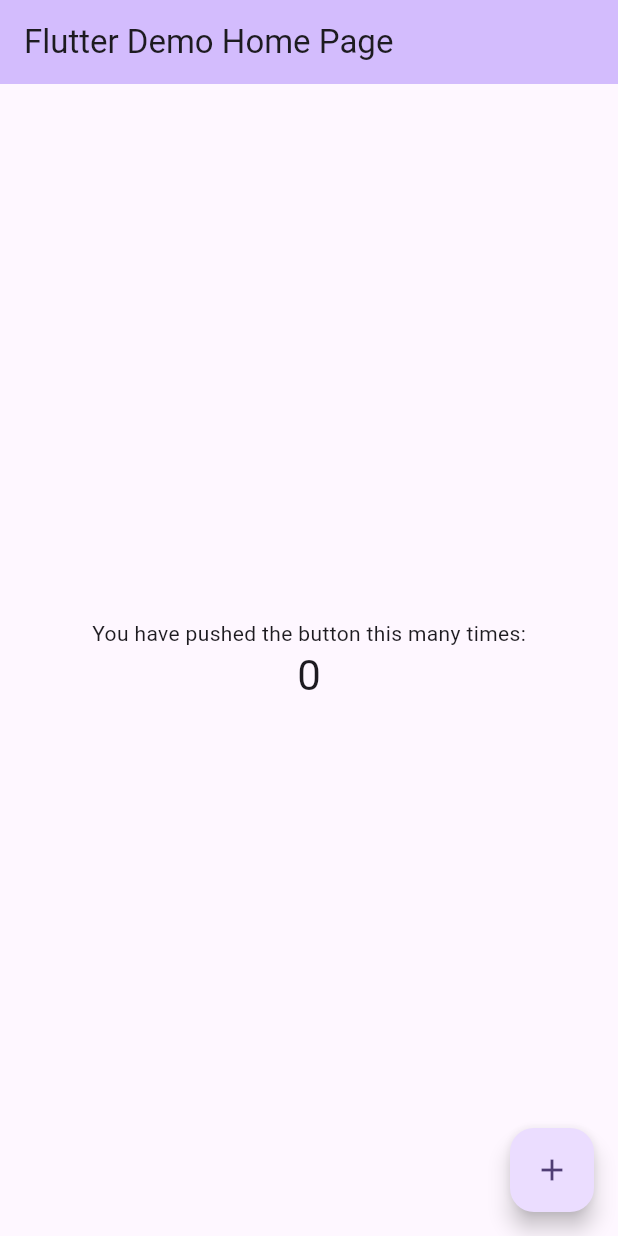
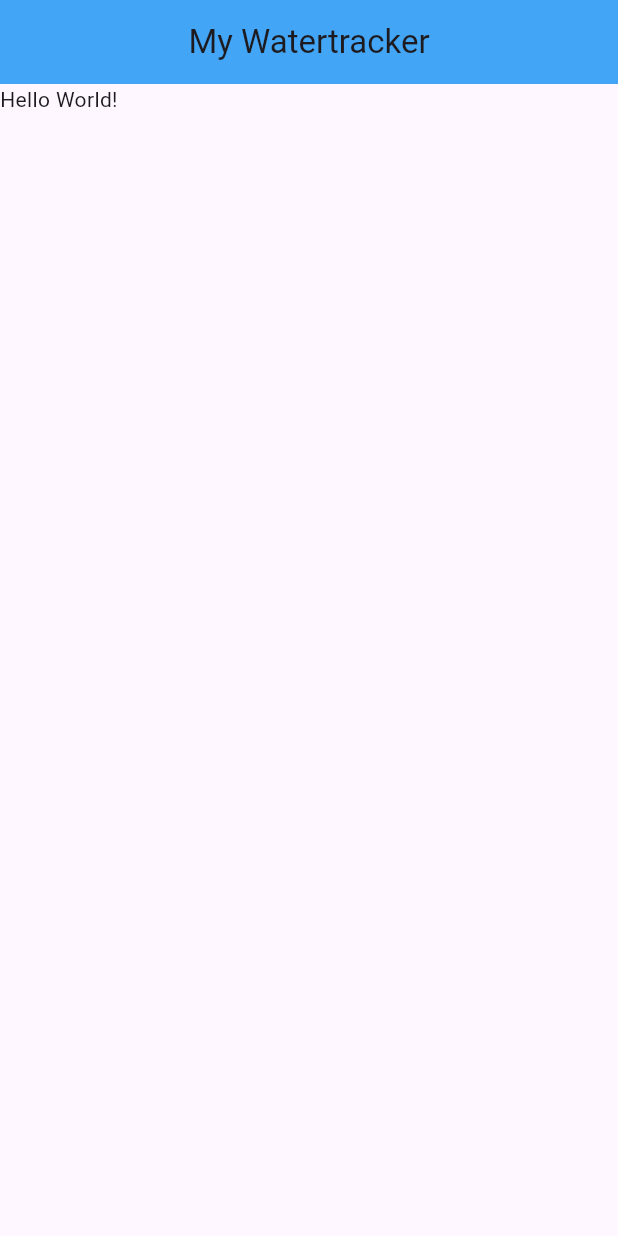
Before and after one commit to kruegerm97/watertracker, a Flutter app: the screen it shows after launch, on a phone screen of 412 x 824 dp. Run offline on Flutter 3.47's test engine with Material 3 defaults, Android fonts, the phone set to English and light mode, and no system bars.

Commit message:
add homepage dummy

```diff
--- /dev/null
+++ b/lib/home.dart
@@ -0,0 +1,17 @@
+import 'package:flutter/material.dart';
+
+class Home extends StatelessWidget {
+  const Home({super.key});
+
+  @override
+  Widget build(BuildContext context) {
+    return Scaffold(
+      appBar: AppBar(
+        title: Text('My Watertracker'),
+        backgroundColor: Colors.blue[400],
+        centerTitle: true,
+      ),
+      body: Text('Hello World!'),
+    );
+  }
+}
--- a/lib/main.dart
+++ b/lib/main.dart
@@ -1,122 +1,8 @@
 import 'package:flutter/material.dart';
+import 'package:watertracker/home.dart';
 
 void main() {
-  runApp(const MyApp());
+  runApp(MaterialApp(
+    home: Home(),
+  ));
 }
-
-class MyApp extends StatelessWidget {
-  const MyApp({super.key});
-
-  // This widget is the root of your application.
-  @override
-  Widget build(BuildContext context) {
-    return MaterialApp(
-      title: 'Flutter Demo',
-      theme: ThemeData(
-        // This is the theme of your application.
-        //
-        // TRY THIS: Try running your application with "flutter run". You'll see
-        // the application has a purple toolbar. Then, without quitting the app,
-        // try changing the seedColor in the colorScheme below to Colors.green
-        // and then invoke "hot reload" (save your changes or press the "hot
-        // reload" button in a Flutter-supported IDE, or press "r" if you used
-        // the command line to start the app).
-        //
-        // Notice that the counter didn't reset back to zero; the application
-        // state is not lost during the reload. To reset the state, use hot
-        // restart instead.
-        //
-        // This works for code too, not just values: Most code changes can be
-        // tested with just a hot reload.
-        colorScheme: ColorScheme.fromSeed(seedColor: Colors.deepPurple),
-      ),
-      home: const MyHomePage(title: 'Flutter Demo Home Page'),
-    );
-  }
-}
-
-class MyHomePage extends StatefulWidget {
-  const MyHomePage({super.key, required this.title});
-
-  // This widget is the home page of your application. It is stateful, meaning
-  // that it has a State object (defined below) that contains fields that affect
-  // how it looks.
-
-  // This class is the configuration for the state. It holds the values (in this
-  // case the title) provided by the parent (in this case the App widget) and
-  // used by the build method of the State. Fields in a Widget subclass are
-  // always marked "final".
-
-  final String title;
-
-  @override
-  State<MyHomePage> createState() => _MyHomePageState();
-}
-
-class _MyHomePageState extends State<MyHomePage> {
-  int _counter = 0;
-
-  void _incrementCounter() {
-    setState(() {
-      // This call to setState tells the Flutter framework that something has
-      // changed in this State, which causes it to rerun the build method below
-      // so that the display can reflect the updated values. If we changed
-      // _counter without calling setState(), then the build method would not be
-      // called again, and so nothing would appear to happen.
-      _counter++;
-    });
-  }
-
-  @override
-  Widget build(BuildContext context) {
-    // This method is rerun every time setState is called, for instance as done
-    // by the _incrementCounter method above.
-    //
-    // The Flutter framework has been optimized to make rerunning build methods
-    // fast, so that you can just rebuild anything that needs updating rather
-    // than having to individually change instances of widgets.
-    return Scaffold(
-      appBar: AppBar(
-        // TRY THIS: Try changing the color here to a specific color (to
-        // Colors.amber, perhaps?) and trigger a hot reload to see the AppBar
-        // change color while the other colors stay the same.
-        backgroundColor: Theme.of(context).colorScheme.inversePrimary,
-        // Here we take the value from the MyHomePage object that was created by
-        // the App.build method, and use it to set our appbar title.
-        title: Text(widget.title),
-      ),
-      body: Center(
-        // Center is a layout widget. It takes a single child and positions it
-        // in the middle of the parent.
-        child: Column(
-          // Column is also a layout widget. It takes a list of children and
-          // arranges them vertically. By default, it sizes itself to fit its
-          // children horizontally, and tries to be as tall as its parent.
-          //
-          // Column has various properties to control how it sizes itself and
-          // how it positions its children. Here we use mainAxisAlignment to
-          // center the children vertically; the main axis here is the vertical
-          // axis because Columns are vertical (the cross axis would be
-          // horizontal).
-          //
-          // TRY THIS: Invoke "debug painting" (choose the "Toggle Debug Paint"
-          // action in the IDE, or press "p" in the console), to see the
-          // wireframe for each widget.
-          mainAxisAlignment: MainAxisAlignment.center,
-          children: <Widget>[
-            const Text('You have pushed the button this many times:'),
-            Text(
-              '$_counter',
-              style: Theme.of(context).textTheme.headlineMedium,
-            ),
-          ],
-        ),
-      ),
-      floatingActionButton: FloatingActionButton(
-        onPressed: _incrementCounter,
-        tooltip: 'Increment',
-        child: const Icon(Icons.add),
-      ), // This trailing comma makes auto-formatting nicer for build methods.
-    );
-  }
-}
```
Also changed, not shown: 1 other file.
